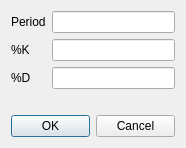
Old version of the form chartisto/macdform.ui in the repository antonbutanaev/chartisto.
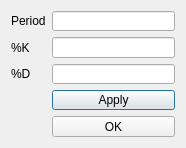
New version of the form.

Commit message: MACDForm, переделка

```diff
--- a/chartisto/macdform.ui
+++ b/chartisto/macdform.ui
@@ -19,10 +19,6 @@
   <property name="windowTitle">
    <string>MACD</string>
   </property>
-  <layout class="QVBoxLayout" name="verticalLayout_2">
-   <item>
-    <layout class="QVBoxLayout" name="verticalLayout">
-     <item>
       <layout class="QFormLayout" name="formLayout">
        <item row="0" column="0">
         <widget class="QLabel" name="label">
@@ -54,19 +50,19 @@
        <item row="2" column="1">
         <widget class="QLineEdit" name="lineEdit_3"/>
        </item>
-      </layout>
-     </item>
-     <item>
-      <widget class="QDialogButtonBox" name="buttonBox">
-       <property name="orientation">
-        <enum>Qt::Horizontal</enum>
-       </property>
-       <property name="standardButtons">
-        <set>QDialogButtonBox::Cancel|QDialogButtonBox::Ok</set>
-       </property>
-      </widget>
-     </item>
-    </layout>
+   <item row="3" column="1">
+    <widget class="QPushButton" name="pushButton">
+     <property name="text">
+      <string>Apply</string>
+     </property>
+    </widget>
+   </item>
+   <item row="4" column="1">
+    <widget class="QPushButton" name="pushButton_2">
+     <property name="text">
+      <string>OK</string>
+     </property>
+    </widget>
    </item>
   </layout>
  </widget>
```
Left out of the diff: 35 changed lines with no effect on the pictures. Lines whose indentation alone changed are shown as unchanged.
